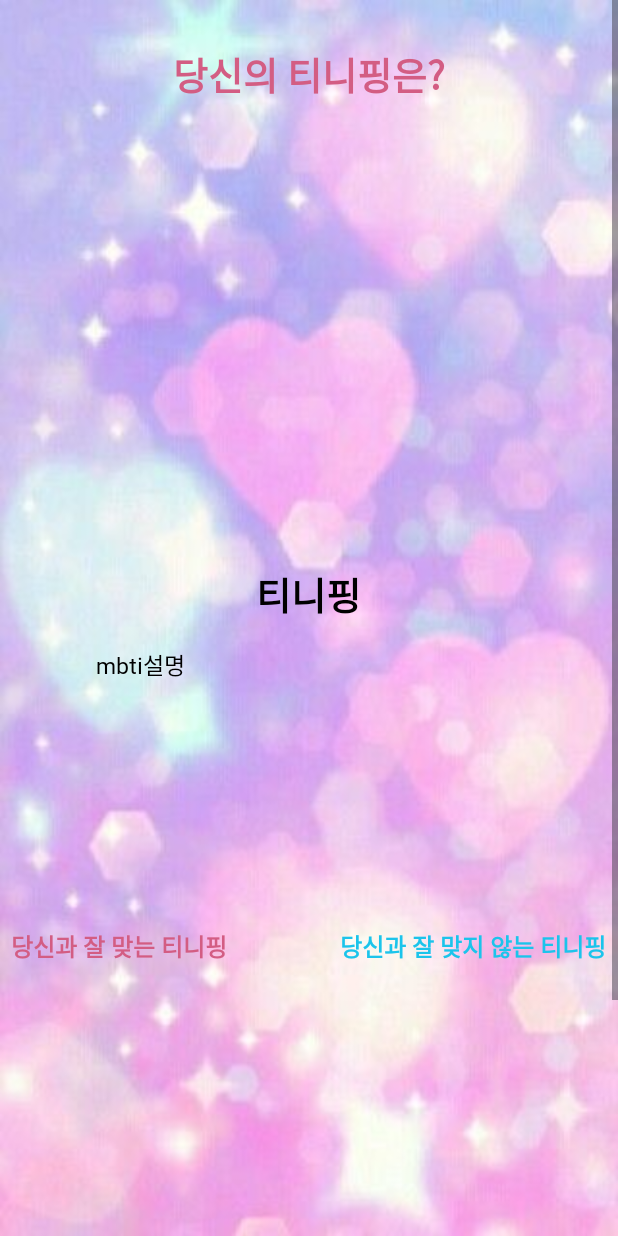
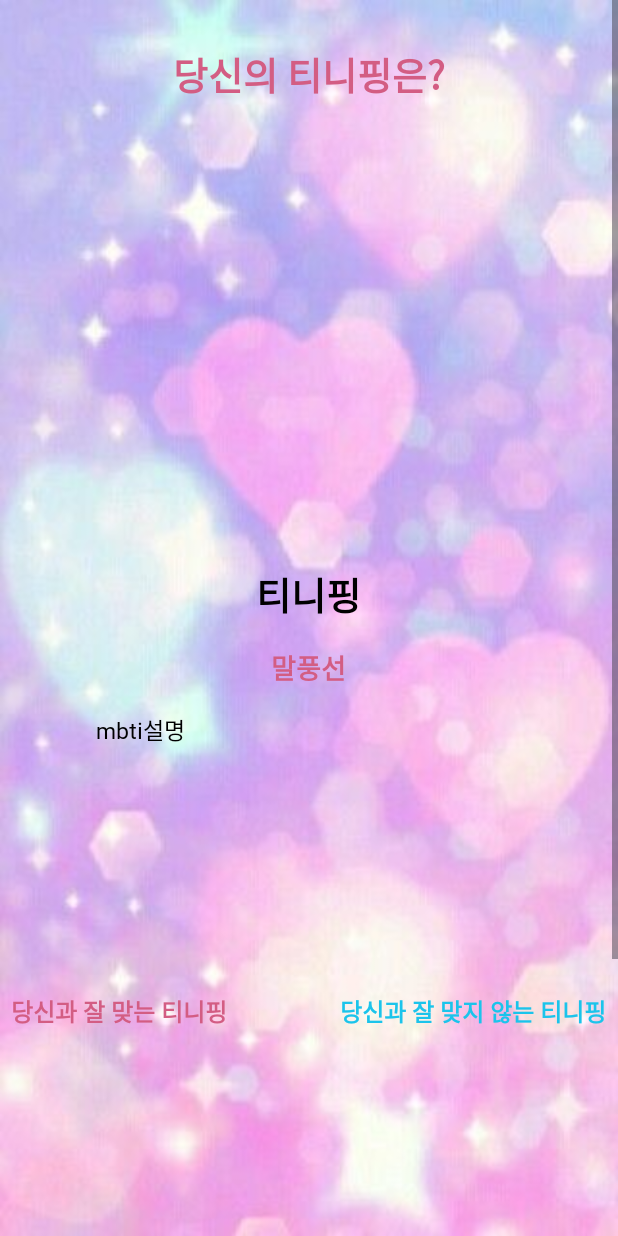
Before and after one commit to Tiniping-Bastards/TinipingMBTI, an Android app: the ResultActivity screen opened directly, with no data from a screen before it, on a phone screen of 412 x 824 dp. Run offline under Robolectric (Android 15) with nearby library versions, the light colour scheme and no system bars; 1 statement that could not run was skipped.

Commit message:
공유기능 추가

```diff
--- a/app/src/main/java/com/tinipingbastards/tinipingmbti/ResultActivity.kt
+++ b/app/src/main/java/com/tinipingbastards/tinipingmbti/ResultActivity.kt
@@ -2,14 +2,11 @@ package com.tinipingbastards.tinipingmbti
 
 import android.content.Intent
 import android.database.Cursor
-import android.net.Uri
 import android.os.Bundle
 import android.widget.Button
+import android.widget.ScrollView
 import android.widget.Toast
-import androidx.activity.enableEdgeToEdge
 import androidx.appcompat.app.AppCompatActivity
-import androidx.core.view.ViewCompat
-import androidx.core.view.WindowInsetsCompat
 import com.tinipingbastards.tinipingmbti.databinding.ActivityResultBinding
 
 
@@ -27,6 +24,8 @@ class ResultActivity : AppCompatActivity() {
             dbHelper = DBHelper(this)
 
             val result = intent.getStringExtra("RESULT")
+            val scrollView = findViewById<ScrollView>(R.id.scrollView)
+            val shareButton = findViewById<Button>(R.id.shareButton)
 
 
             cursor = dbHelper.loadDatabase().query(
@@ -37,8 +36,15 @@ class ResultActivity : AppCompatActivity() {
                 null,
                 null,
                 null
-        )
+            )
 
+            val shareHelper = ShareHelper(
+                context = this,
+                scrollView = scrollView,
+                authority = "${packageName}.fileprovider"
+            )
+
+        // DB에서 결과값 가져오고 보여주기
         if (cursor != null && cursor?.moveToFirst() == true) {
 
             binding.description.text = cursor?.getString(1)
@@ -69,6 +75,7 @@ class ResultActivity : AppCompatActivity() {
 
         cursor?.close()
 
+        // 다시하기
         val retryButton = findViewById<Button>(R.id.returnButton)
         retryButton.setOnClickListener {
             val intent = Intent(this, MainActivity::class.java)
@@ -78,5 +85,11 @@ class ResultActivity : AppCompatActivity() {
             TinipingApplication.sfxHandler.playSFX(R.raw.button_click)
         }
 
+        // 공유하기
+        shareButton.setOnClickListener {
+            shareHelper.captureAndShare()
+
+            TinipingApplication.sfxHandler.playSFX(R.raw.button_click)
+        }
     }
 }
--- a/app/src/main/res/layout/activity_result.xml
+++ b/app/src/main/res/layout/activity_result.xml
@@ -10,6 +10,7 @@
     >
 
     <ScrollView
+        android:id="@+id/scrollView"
         android:layout_width="match_parent"
         android:layout_height="match_parent">
 
@@ -52,6 +53,18 @@
                 android:textColor="#000000"
                 android:textSize="25sp"
                 android:textStyle="bold" />
+
+            <TextView
+                android:id="@+id/textView3"
+                android:layout_width="wrap_content"
+                android:layout_height="wrap_content"
+                android:layout_gravity="center"
+                android:fontFamily="@font/result_font01"
+                android:padding="8dp"
+                android:text="말풍선"
+                android:textColor="#D35D83"
+                android:textSize="18sp"
+                android:textStyle="bold"  />
 
             <TextView
                 android:id="@+id/description"
@@ -160,7 +173,7 @@
                 android:text="다시하기" />
 
             <Button
-                android:id="@+id/button2"
+                android:id="@+id/shareButton"
                 android:layout_width="150dp"
                 android:layout_height="wrap_content"
                 android:layout_gravity="center"
--- /dev/null
+++ b/app/src/main/res/xml/file_paths.xml
@@ -0,0 +1,6 @@
+<?xml version="1.0" encoding="utf-8"?>
+<paths xmlns:android="http://schemas.android.com/apk/res/android">
+    <cache-path
+        name="images"
+        path="images/" />
+</paths>
```
Also changed, not shown: app/src/main/AndroidManifest.xml (+11 -0 lines), app/src/main/java/com/tinipingbastards/tinipingmbti/ShareHelper.kt (added, +48 -0 lines).
